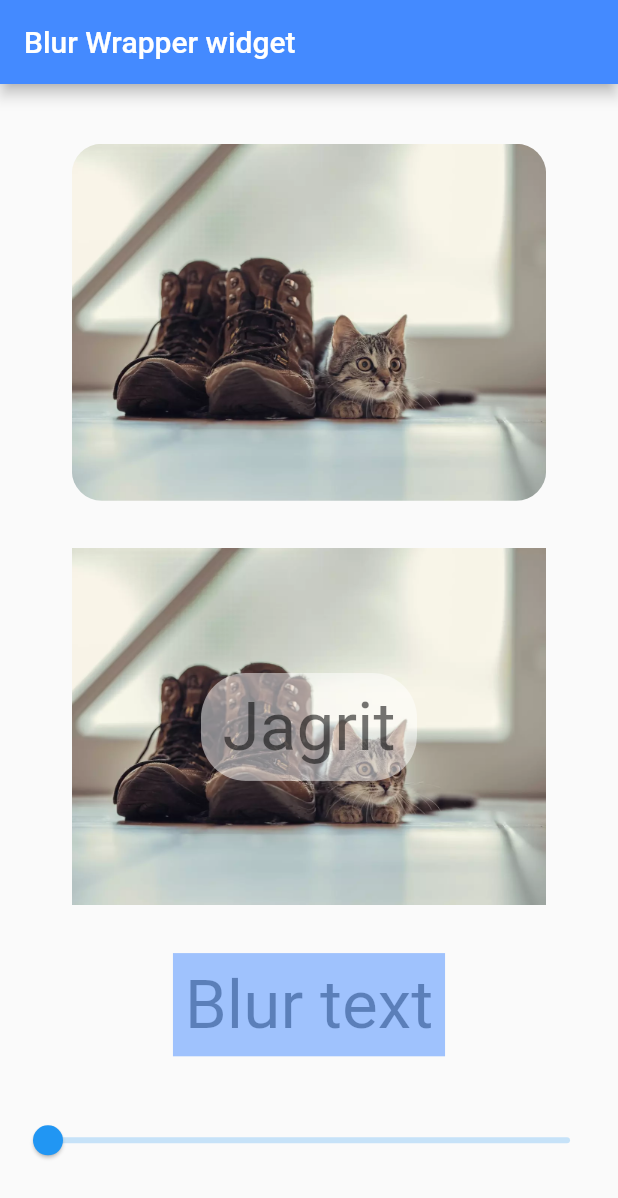
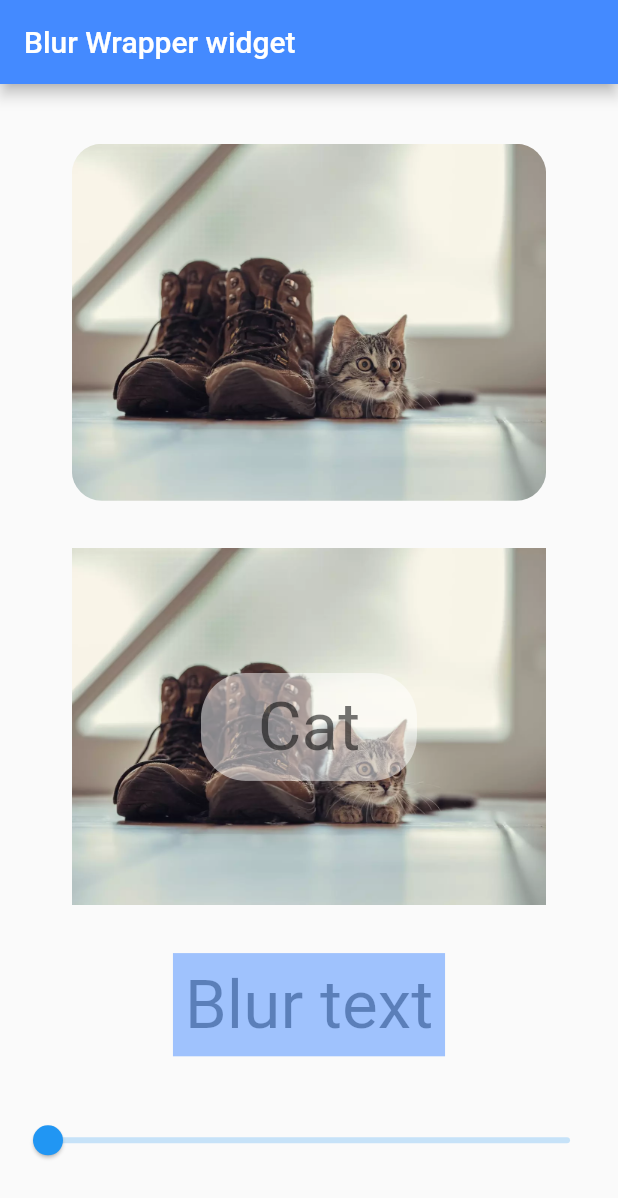
Before and after one commit to jagritjkh/blur, a Flutter app: the screen it shows after launch, on a phone screen of 412 x 824 dp. Shown: the top 1198 px of the screen. Run offline on Flutter 3.47's test engine with Material 2 defaults, Android fonts, the phone set to English and light mode, and no system bars.

Commit message:
Update README.md

```diff
--- a/example/lib/main.dart
+++ b/example/lib/main.dart
@@ -61,7 +61,7 @@ class _MyHomePageState extends State<MyHomePage> {
                   child: Container(height: 72, width: 144),
                   overlayChild: Center(
                     child: Text(
-                      'Jagrit',
+                      'Cat',
                       style: Theme.of(context).textTheme.headline3,
                     ),
                   ),
--- a/pubspec.yaml
+++ b/pubspec.yaml
@@ -1,7 +1,7 @@
 name: blur
 description: To be able to blur widgets and images.
 version: 0.0.1
-author: Jagrit Kharbanda<jagritjkh.gmail.com>
+author: Jagrit Kharbanda<jagritjkh@gmail.com>
 homepage: https://github.com/jagritjkh/blur
 
 environment:
```
Also changed, not shown: 1 other file.
